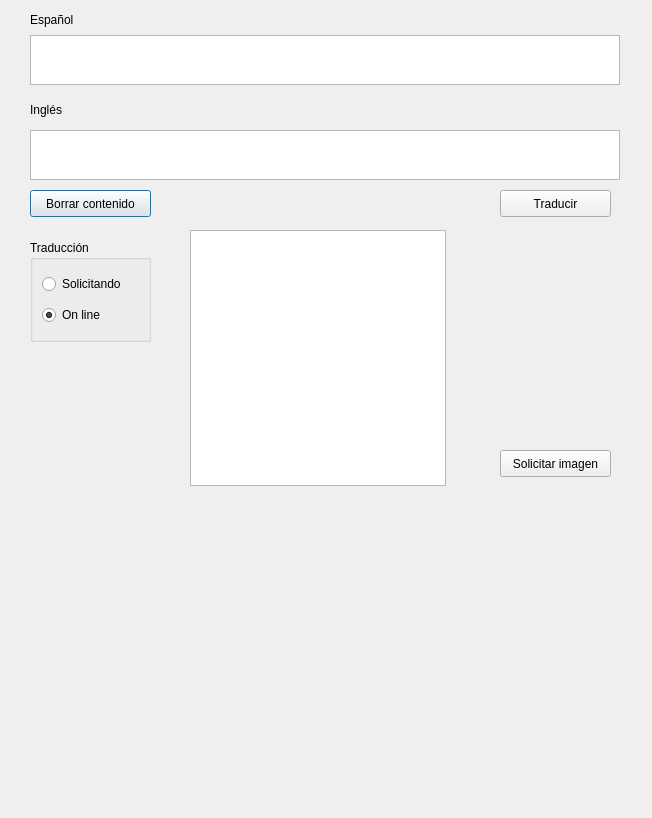
clsard/designQt, file proyecto_AI/modulos/dialog.ui: the form before one commit.
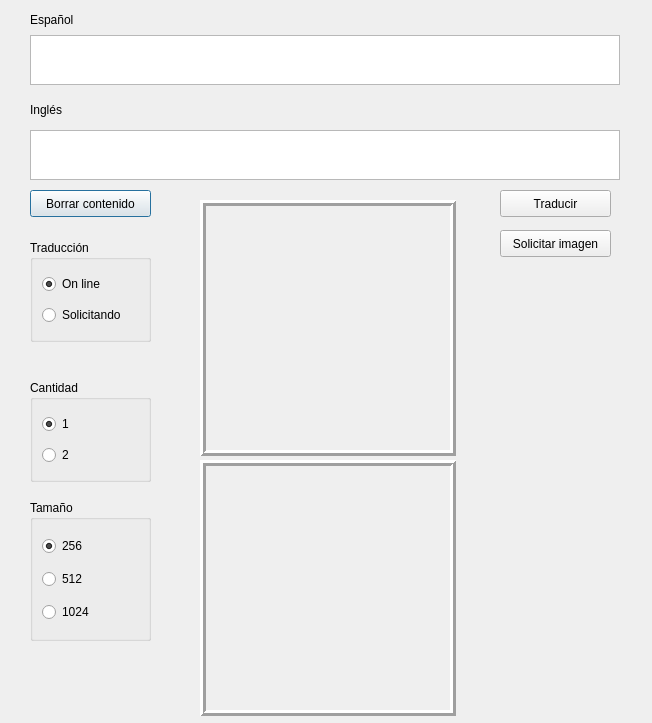
The form after the commit. Icons and pictures are not drawn.

Diff of the .ui file:
```diff
--- a/proyecto_AI/modulos/dialog.ui
+++ b/proyecto_AI/modulos/dialog.ui
@@ -7,7 +7,7 @@
     <x>0</x>
     <y>0</y>
     <width>652</width>
-    <height>818</height>
+    <height>723</height>
    </rect>
   </property>
   <property name="windowTitle">
@@ -16,6 +16,12 @@
   <property name="autoFillBackground">
    <bool>false</bool>
   </property>
+  <property name="sizeGripEnabled">
+   <bool>false</bool>
+  </property>
+  <property name="modal">
+   <bool>false</bool>
+  </property>
   <widget class="QTextEdit" name="textES">
    <property name="geometry">
     <rect>
@@ -59,7 +65,7 @@
    <property name="geometry">
     <rect>
      <x>500</x>
-     <y>450</y>
+     <y>230</y>
      <width>111</width>
      <height>27</height>
     </rect>
@@ -107,13 +113,6 @@
     <string>Traducción</string>
    </property>
    <layout class="QVBoxLayout" name="verticalLayout">
-    <item>
-     <widget class="QRadioButton" name="radioOffLine">
-      <property name="text">
-       <string>Solicitando</string>
-      </property>
-     </widget>
-    </item>
     <item>
      <widget class="QRadioButton" name="radioOnLine">
       <property name="text">
@@ -124,6 +123,13 @@
       </property>
      </widget>
     </item>
+    <item>
+     <widget class="QRadioButton" name="radioOffLine">
+      <property name="text">
+       <string>Solicitando</string>
+      </property>
+     </widget>
+    </item>
    </layout>
   </widget>
   <widget class="QPushButton" name="botonTraducir">
@@ -142,24 +148,144 @@
     <string>Traducir</string>
    </property>
   </widget>
-  <widget class="QGraphicsView" name="imagenView">
+  <widget class="QLabel" name="label_1">
    <property name="geometry">
     <rect>
-     <x>190</x>
-     <y>230</y>
+     <x>200</x>
+     <y>200</y>
      <width>256</width>
      <height>256</height>
     </rect>
    </property>
-   <property name="backgroundBrush">
-    <brush brushstyle="NoBrush">
-     <color alpha="255">
-      <red>255</red>
-      <green>255</green>
-      <blue>255</blue>
-     </color>
-    </brush>
+   <property name="frameShape">
+    <enum>QFrame::Box</enum>
    </property>
+   <property name="frameShadow">
+    <enum>QFrame::Raised</enum>
+   </property>
+   <property name="lineWidth">
+    <number>3</number>
+   </property>
+   <property name="text">
+    <string/>
+   </property>
+   <property name="pixmap">
+    <pixmap>G:/Mi unidad/piumosso.es/web/logo/logo nuevo 512x512.png</pixmap>
+   </property>
+   <property name="scaledContents">
+    <bool>true</bool>
+   </property>
+  </widget>
+  <widget class="QLabel" name="label_2">
+   <property name="enabled">
+    <bool>true</bool>
+   </property>
+   <property name="geometry">
+    <rect>
+     <x>200</x>
+     <y>460</y>
+     <width>256</width>
+     <height>256</height>
+    </rect>
+   </property>
+   <property name="frameShape">
+    <enum>QFrame::Box</enum>
+   </property>
+   <property name="frameShadow">
+    <enum>QFrame::Raised</enum>
+   </property>
+   <property name="lineWidth">
+    <number>3</number>
+   </property>
+   <property name="text">
+    <string/>
+   </property>
+   <property name="pixmap">
+    <pixmap>G:/Mi unidad/piumosso.es/web/logo/logo nuevo 512x512.png</pixmap>
+   </property>
+   <property name="scaledContents">
+    <bool>true</bool>
+   </property>
+  </widget>
+  <widget class="QGroupBox" name="groupBox_2">
+   <property name="geometry">
+    <rect>
+     <x>30</x>
+     <y>380</y>
+     <width>121</width>
+     <height>102</height>
+    </rect>
+   </property>
+   <property name="title">
+    <string>Cantidad</string>
+   </property>
+   <layout class="QVBoxLayout" name="verticalLayout_2">
+    <item>
+     <widget class="QRadioButton" name="cantidad_1">
+      <property name="text">
+       <string>1</string>
+      </property>
+      <property name="checked">
+       <bool>true</bool>
+      </property>
+     </widget>
+    </item>
+    <item>
+     <widget class="QRadioButton" name="cantidad_2">
+      <property name="text">
+       <string>2</string>
+      </property>
+      <property name="checked">
+       <bool>false</bool>
+      </property>
+     </widget>
+    </item>
+   </layout>
+  </widget>
+  <widget class="QGroupBox" name="groupBox_3">
+   <property name="geometry">
+    <rect>
+     <x>30</x>
+     <y>500</y>
+     <width>121</width>
+     <height>141</height>
+    </rect>
+   </property>
+   <property name="title">
+    <string>Tamaño</string>
+   </property>
+   <layout class="QVBoxLayout" name="verticalLayout_3">
+    <item>
+     <widget class="QRadioButton" name="size_1">
+      <property name="text">
+       <string>256</string>
+      </property>
+      <property name="checked">
+       <bool>true</bool>
+      </property>
+     </widget>
+    </item>
+    <item>
+     <widget class="QRadioButton" name="size_2">
+      <property name="text">
+       <string>512</string>
+      </property>
+      <property name="checked">
+       <bool>false</bool>
+      </property>
+     </widget>
+    </item>
+    <item>
+     <widget class="QRadioButton" name="size_3">
+      <property name="text">
+       <string>1024</string>
+      </property>
+      <property name="checked">
+       <bool>false</bool>
+      </property>
+     </widget>
+    </item>
+   </layout>
   </widget>
  </widget>
  <resources/>
```
Left out of the diff: 6 changed lines with no effect on the pictures.
